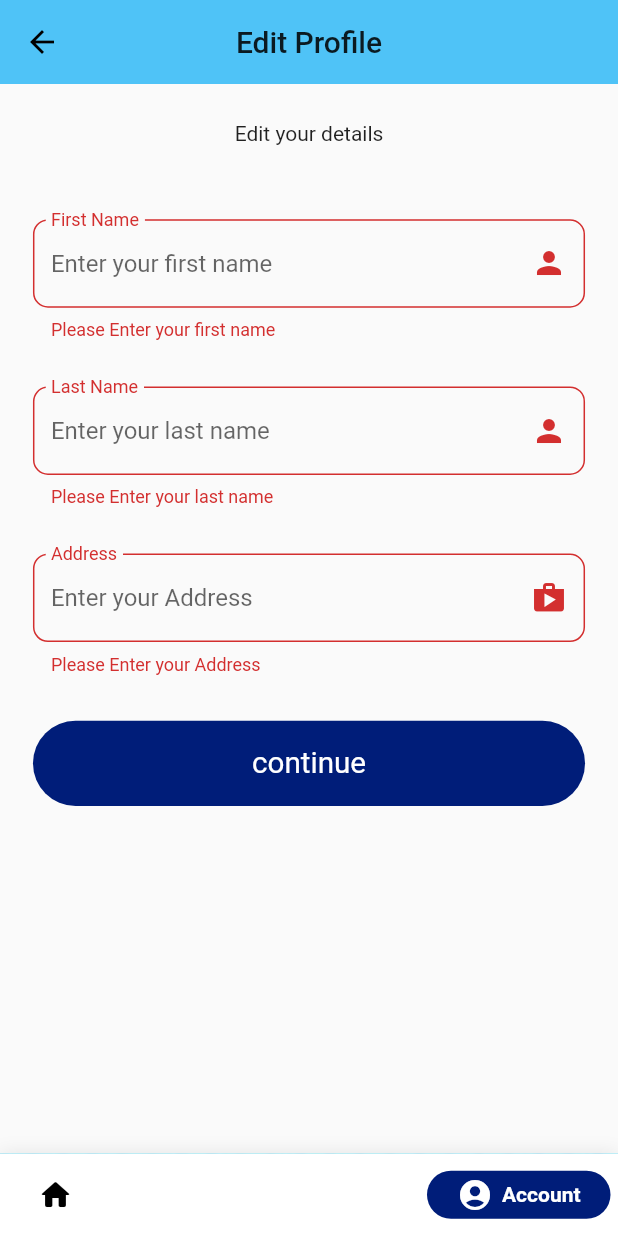
After one commit to SklCandy420/Housy, a Flutter app: the ProfileHome screen opened directly, item 2 of the bottom bar chosen, after a tap on "continue", on a phone screen of 412 x 824 dp. The commit adds this screen. Run offline on Flutter 3.47's test engine with Material 2 defaults, Android fonts, the light colour scheme and no system bars; drawn by our look-alikes of google_nav_bar; our stand-ins replace after_layout, animated_splash_screen, cloud_firestore, connectivity, firebase_auth, firebase_core and 3 more; accounts and stored records are empty.

Commit message:
some more work in ui

```diff
--- a/housy_test/lib/screens/auth/register/register_screen.dart
+++ b/housy_test/lib/screens/auth/register/register_screen.dart
@@ -4,7 +4,7 @@ import 'package:housy_test/components/constants.dart';
 import 'package:housy_test/components/widgets/default_button.dart';
 import 'package:housy_test/components/widgets/loading.dart';
 import 'package:housy_test/helpers/size_config.dart';
-import 'package:housy_test/screens/home.dart';
+import 'package:housy_test/screens/home/profile_home.dart';
 import 'package:housy_test/services/databaseServices/dbServices.dart';
 import 'package:shared_preferences/shared_preferences.dart';
 
@@ -24,7 +24,7 @@ class _InitProfileState extends State<InitProfile>
       });
       if (value == true) {
         Navigator.of(context).pushReplacement(
-            new MaterialPageRoute(builder: (context) => Home()));
+            new MaterialPageRoute(builder: (context) => ProfileHome()));
       } else {
         Navigator.of(context).pushReplacement(
             new MaterialPageRoute(builder: (context) => Register()));
@@ -215,6 +215,6 @@ class _RegisterState extends State<Register> {
     };
     await _services.addUserData(_payload);
     Navigator.of(context)
-        .push(new MaterialPageRoute(builder: (context) => Home()));
+        .push(new MaterialPageRoute(builder: (context) => ProfileHome()));
   }
 }
--- a/housy_test/lib/screens/home.dart
+++ b/housy_test/lib/screens/home/home.dart
@@ -9,9 +9,7 @@ class _HomeState extends State<Home> {
   @override
   Widget build(BuildContext context) {
     return Container(
-      child: Center(
-        child: Text("Home Page!"),
-      ),
+
     );
   }
 }
--- /dev/null
+++ b/housy_test/lib/screens/home/my_account.dart
@@ -0,0 +1,212 @@
+import 'package:cloud_firestore/cloud_firestore.dart';
+import 'package:flutter/material.dart';
+import 'package:housy_test/components/constants.dart';
+import 'package:housy_test/components/widgets/default_button.dart';
+import 'package:housy_test/components/widgets/loading.dart';
+import 'package:housy_test/helpers/globals.dart';
+import 'package:housy_test/helpers/size_config.dart';
+
+class Account extends StatefulWidget {
+  @override
+  _AccountState createState() => _AccountState();
+}
+
+class _AccountState extends State<Account> {
+  final _formKey = GlobalKey<FormState>();
+  final List<String> errors = [];
+  String firstName;
+  String lastName;
+  String address;
+  bool loading = false;
+
+  @override
+  void initState() {
+    super.initState();
+  }
+
+  void addError({String error}) {
+    if (!errors.contains(error))
+      setState(() {
+        errors.add(error);
+      });
+  }
+
+  void removeError({String error}) {
+    if (errors.contains(error))
+      setState(() {
+        errors.remove(error);
+      });
+  }
+
+  @override
+  Widget build(BuildContext context) {
+    return loading
+        ? Loading()
+        : StreamBuilder(
+            stream: firestore.collection("users").doc(curruser.uid).snapshots(),
+            builder: (context, AsyncSnapshot<DocumentSnapshot> snapshot) {
+              if (!snapshot.hasData) {
+                return Loading();
+              }
+              return Scaffold(
+                appBar: AppBar(
+                  title: Text(
+                    'Edit Profile',
+                  ),
+                  centerTitle: true,
+                  elevation: 0,
+                  backgroundColor: ksecondaryColor,
+                ),
+                body: SafeArea(
+                  child: SizedBox(
+                    width: double.infinity,
+                    child: Padding(
+                      padding: EdgeInsets.symmetric(
+                          horizontal: getProportionateScreenWidth(20)),
+                      child: SingleChildScrollView(
+                        child: Column(
+                          children: [
+                            SizedBox(height: SizeConfig.screenHeight * 0.03),
+                            Text(
+                              "Edit your details",
+                              textAlign: TextAlign.center,
+                            ),
+                            SizedBox(height: SizeConfig.screenHeight * 0.06),
+                            SingleChildScrollView(
+                              child: Form(
+                                key: _formKey,
+                                child: Column(
+                                  children: [
+                                    TextFormField(
+                                      initialValue: snapshot.data['first_name'],
+                                      onChanged: (value) {
+                                        setState(() {
+                                          firstName = value;
+                                        });
+                                      },
+                                      validator: (value) {
+                                        if (value.isEmpty) {
+                                          addError(error: kFirstNamelNullError);
+                                          return kFirstNamelNullError;
+                                        }
+                                        return null;
+                                      },
+                                      decoration: InputDecoration(
+                                        border: OutlineInputBorder(
+                                          borderRadius:
+                                              BorderRadius.circular(10),
+                                        ),
+                                        labelText: "First Name",
+                                        hintText: "Enter your first name",
+                                        floatingLabelBehavior:
+                                            FloatingLabelBehavior.always,
+                                        suffixIcon: Icon(Icons.person),
+                                      ),
+                                    ),
+                                    SizedBox(
+                                        height:
+                                            getProportionateScreenHeight(30)),
+                                    TextFormField(
+                                      initialValue: snapshot.data['last_name'],
+                                      onChanged: (value) {
+                                        setState(() {
+                                          lastName = value;
+                                        });
+                                      },
+                                      validator: (value) {
+                                        if (value.isEmpty) {
+                                          addError(error: kLastNamelNullError);
+                                          return kLastNamelNullError;
+                                        }
+                                        return null;
+                                      },
+                                      decoration: InputDecoration(
+                                        border: OutlineInputBorder(
+                                          borderRadius:
+                                              BorderRadius.circular(10),
+                                        ),
+                                        labelText: "Last Name",
+                                        hintText: "Enter your last name",
+                                        floatingLabelBehavior:
+                                            FloatingLabelBehavior.always,
+                                        suffixIcon: Icon(Icons.person),
+                                      ),
+                                    ),
+                                    SizedBox(
+                                        height:
+                                            getProportionateScreenHeight(30)),
+                                    TextFormField(
+                                      initialValue: snapshot.data['address'],
+                                      onChanged: (value) {
+                                        setState(() {
+                                          address = value;
+                                        });
+                                      },
+                                      validator: (value) {
+                                        if (value.isEmpty) {
+                                          addError(error: kAddressNullError);
+                                          return kAddressNullError;
+                                        }
+                                        return null;
+                                      },
+                                      decoration: InputDecoration(
+                                        border: OutlineInputBorder(
+                                          borderRadius:
+                                              BorderRadius.circular(10),
+                                        ),
+                                        labelText: "Address",
+                                        hintText: "Enter your Address",
+                                        floatingLabelBehavior:
+                                            FloatingLabelBehavior.always,
+                                        suffixIcon: Icon(Icons.shop),
+                                      ),
+                                    ),
+                                    SizedBox(
+                                        height:
+                                            getProportionateScreenHeight(30)),
+                                    DefaultButton(
+                                      text: "continue",
+                                      press: () async {
+                                        if (_formKey.currentState.validate()) {
+                                          setState(() {
+                                            loading = true;
+                                          });
+                                          await updateData(
+                                              firstName != null
+                                                  ? firstName
+                                                  : snapshot.data['first_name'],
+                                              lastName != null
+                                                  ? lastName
+                                                  : snapshot.data['lastt_name'],
+                                              address != null
+                                                  ? address
+                                                  : snapshot.data['address']);
+                                          setState(() {
+                                            loading = false;
+                                          });
+                                        }
+                                      },
+                                    ),
+                                  ],
+                                ),
+                              ),
+                            )
+                          ],
+                        ),
+                      ),
+                    ),
+                  ),
+                ),
+              );
+            });
+  }
+
+  Future<void> updateData(String updatedFirstName, String updatedLastName,
+      String updatedAddress) async {
+    await firestore.collection("users").doc(curruser.uid).update({
+      "first_name": updatedFirstName,
+      "last_name": updatedLastName,
+      "address": updatedAddress
+    });
+  }
+}
--- /dev/null
+++ b/housy_test/lib/screens/home/profile_home.dart
@@ -0,0 +1,122 @@
+import 'package:flutter/material.dart';
+import 'package:fluttertoast/fluttertoast.dart';
+import 'package:housy_test/components/constants.dart';
+import 'package:housy_test/screens/home/home.dart';
+import 'package:housy_test/screens/home/my_account.dart';
+import 'package:google_nav_bar/google_nav_bar.dart';
+
+class ProfileHome extends StatefulWidget {
+  @override
+  _ProfileHomeState createState() => _ProfileHomeState();
+}
+
+class _ProfileHomeState extends State<ProfileHome>
+    with SingleTickerProviderStateMixin {
+  int _selectedIndex = 0;
+  List<Widget> _widgetOptions = <Widget>[Home(), Account()];
+  final GlobalKey<ScaffoldState> _scaffoldKey = new GlobalKey<ScaffoldState>();
+  @override
+  void initState() {
+    super.initState();
+  }
+
+  @override
+  Widget build(BuildContext context) {
+    DateTime currentBackPressTime;
+    return Container(
+        decoration: BoxDecoration(
+          image: new DecorationImage(
+            image: new AssetImage("assets/bg.jpg"),
+            fit: BoxFit.cover,
+          ),
+        ),
+        child: Scaffold(
+          key: _scaffoldKey,
+          appBar: _selectedIndex != 1
+              ? AppBar(
+                  title: Row(
+                    mainAxisAlignment: MainAxisAlignment.start,
+                    children: [
+                      Image.asset(
+                        'assets/logo.jpg',
+                        height: 42,
+                      ),
+                      SizedBox(
+                        width: 5,
+                      ),
+                      Text(
+                        'Housy Test',
+                        style: TextStyle(
+                          letterSpacing: 0.2,
+                        ),
+                      )
+                    ],
+                  ),
+                  backgroundColor: kPrimaryColor,
+                  elevation: 0,
+                )
+              : null,
+          backgroundColor: Colors.transparent,
+          body: WillPopScope(
+            onWillPop: () {
+              DateTime now = DateTime.now();
+              if (currentBackPressTime == null ||
+                  now.difference(currentBackPressTime) > Duration(seconds: 2)) {
+                currentBackPressTime = now;
+                Fluttertoast.showToast(
+                    msg: "Press Back Again To Exit App",
+                    backgroundColor: Colors.white,
+                    textColor: Colors.black,
+                    gravity: ToastGravity.CENTER);
+                return Future.value(false);
+              }
+              return Future.value(true);
+            },
+            child: Center(
+              child: _widgetOptions.elementAt(_selectedIndex),
+            ),
+          ),
+          bottomNavigationBar: Container(
+            height: 55,
+            decoration: BoxDecoration(color: Colors.white, boxShadow: [
+              BoxShadow(
+                blurRadius: 10,
+                color: Colors.black.withOpacity(.1),
+              )
+            ]),
+            child: SafeArea(
+              child: Padding(
+                padding:
+                    const EdgeInsets.symmetric(horizontal: 5.0, vertical: 2),
+                child: GNav(
+                  gap: 6,
+                  activeColor: Colors.white,
+                  iconSize: 24,
+                  padding: EdgeInsets.symmetric(horizontal: 20, vertical: 4),
+                  duration: Duration(milliseconds: 100),
+                  tabBackgroundColor: kPrimaryColor,
+                  tabs: [
+                    GButton(
+                      icon: Icons.home_rounded,
+                      text: 'Home',
+                    ),
+                    GButton(
+                      icon: Icons.account_circle_rounded,
+                      text: 'Account',
+                    ),
+                  ],
+                  selectedIndex: _selectedIndex,
+                  onTabChange: (index) {
+                    setState(
+                      () {
+                        _selectedIndex = index;
+                      },
+                    );
+                  },
+                ),
+              ),
+            ),
+          ),
+        ));
+  }
+}
--- a/housy_test/lib/services/databaseServices/dbServices.dart
+++ b/housy_test/lib/services/databaseServices/dbServices.dart
@@ -1,5 +1,6 @@
 import 'package:cloud_firestore/cloud_firestore.dart';
 import 'package:housy_test/helpers/globals.dart';
+import 'package:housy_test/models/user.dart';
 
 class DataBaseServices {
   Future<bool> searchUser() async {
@@ -10,6 +11,7 @@ class DataBaseServices {
     return _userDoc.exists;
   }
 
+
   addUserData(Map<String, dynamic> payload) async {
     await FirebaseFirestore.instance
         .collection("users")
--- a/housy_test/pubspec.yaml
+++ b/housy_test/pubspec.yaml
@@ -32,6 +32,8 @@ dependencies:
   pinput: ^0.2.0
   after_layout: ^1.0.7+2
   provider: ^4.3.3
+  fluttertoast: ^8.0.6
+  google_nav_bar: ^3.1.0
 
   # The following adds the Cupertino Icons font to your application.
   # Use with the CupertinoIcons class for iOS style icons.
```
Also changed, not shown: housy_test/assets/bg.jpg (added), housy_test/pubspec.lock.
